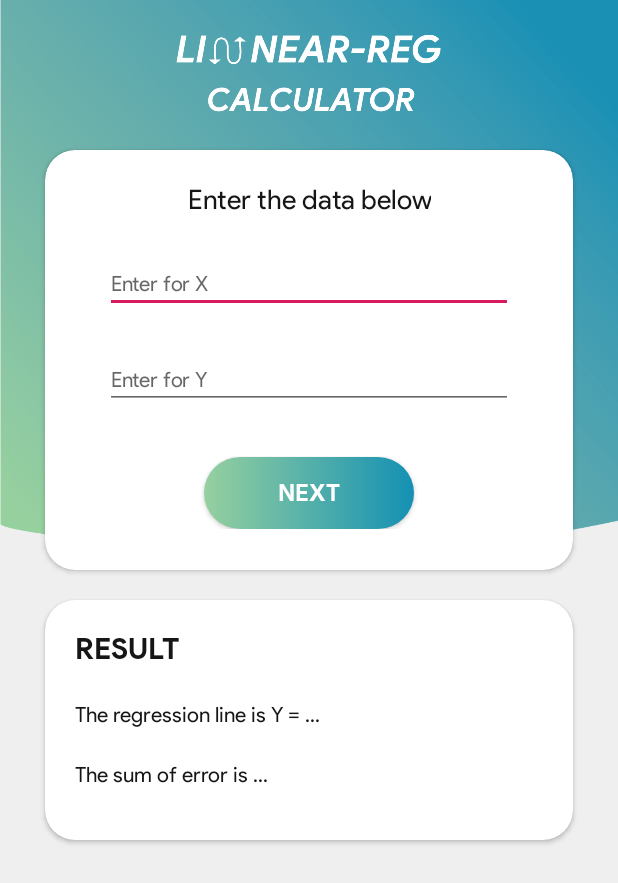
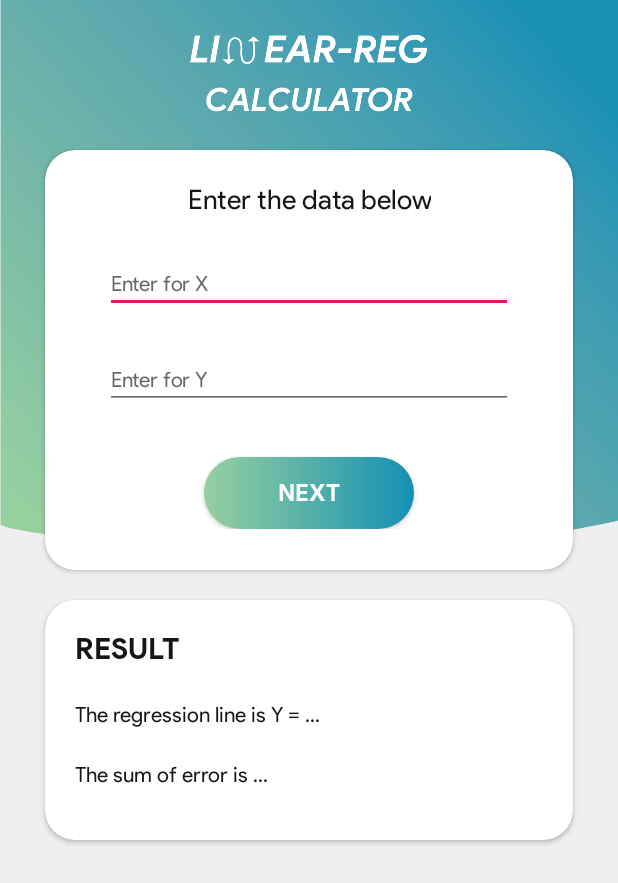
Before and after one commit to indirapravianti/linear-reg-app, an Android app: the InputData screen opened directly, with no data from a screen before it, on a phone screen of 412 x 824 dp. Shown: the top 883 px of the screen. Run offline under Robolectric (Android 15) with nearby library versions, the phone set to English and light mode, and no system bars; 1 statement that could not run was skipped.

Commit message:
changed logo.. (again)

```diff
--- a/app/src/main/res/layout/activity_input_data.xml
+++ b/app/src/main/res/layout/activity_input_data.xml
@@ -25,7 +25,7 @@
             android:id="@+id/logo"
             android:layout_width="wrap_content"
             android:layout_height="60dp"
-            android:src="@drawable/logo3"
+            android:src="@drawable/lrc_white"
             android:layout_marginTop="20dp"/>
 
     </FrameLayout>
```
